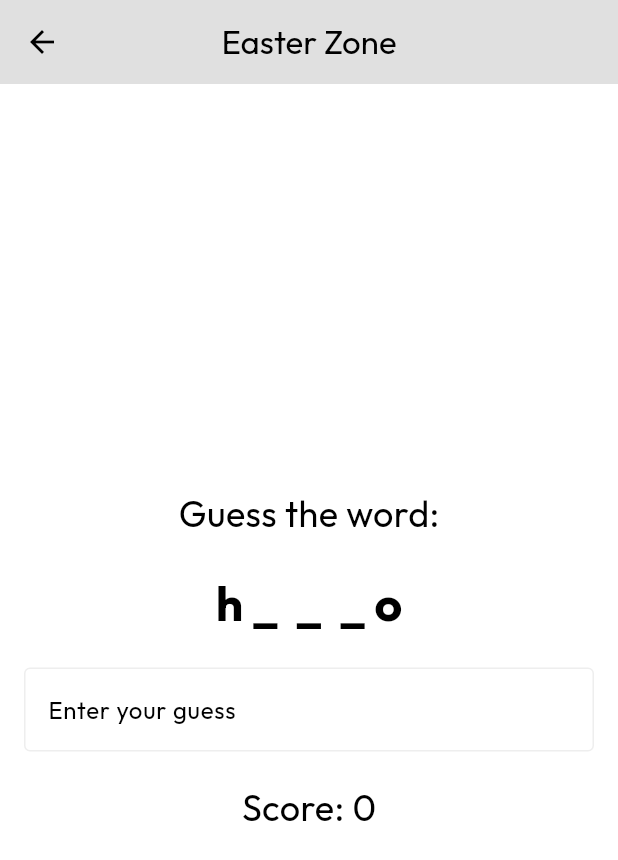
After one commit to shujan-khawani/ncbae_final_year_project, a Flutter app: the GuessTheWordGame screen opened directly, on a phone screen of 412 x 824 dp. The commit adds this screen. Shown: the top 860 px of the screen. Run offline on Flutter 3.47's test engine with Material 3 defaults, Android fonts, the phone set to English and light mode, and no system bars; our stand-ins replace cloud_firestore, firebase_auth, firebase_core, firebase_database, firebase_storage, fluttertoast and 4 more; accounts and stored records are empty.

Commit message:
Easter Egg Added

```diff
--- /dev/null
+++ b/lib/Easter Egg/easter_egg_game.dart
@@ -0,0 +1,111 @@
+// ignore_for_file: library_private_types_in_public_api
+
+import 'package:flutter/material.dart';
+
+class GuessTheWordGame extends StatefulWidget {
+  const GuessTheWordGame({super.key});
+
+  @override
+  _GuessTheWordGameState createState() => _GuessTheWordGameState();
+}
+
+class _GuessTheWordGameState extends State<GuessTheWordGame> {
+  final List<String> _words = [
+    'hello',
+    'coffee',
+    'dinosaur',
+    'watermelon',
+    'nostalgia'
+  ];
+  int _currentIndex = 0;
+  int _score = 0;
+  final TextEditingController _controller = TextEditingController();
+
+  String _getObscuredWord() {
+    final word = _words[_currentIndex];
+    if (word.length <= 2) return word; // Return word as is if too short
+    return '${word[0]}${' _ ' * (word.length - 2)}${word[word.length - 1]}';
+  }
+
+  void _checkGuess() {
+    if (_controller.text.toLowerCase() == _words[_currentIndex]) {
+      setState(() {
+        _score++;
+        _currentIndex++;
+        _controller.clear();
+        if (_currentIndex >= _words.length) {
+          _showEndDialog();
+          // Reset game state after showing dialog
+          _currentIndex = 0;
+          _score = 0;
+        }
+      });
+    }
+  }
+
+  void _showEndDialog() {
+    showDialog(
+      context: context,
+      builder: (BuildContext context) {
+        return AlertDialog(
+          title: const Text('Happy Easter! You Won!\nNow Buy Me a Coffee!'),
+          content: const Text('Your score: 5/5'),
+          actions: <Widget>[
+            TextButton(
+              child: const Text('OK'),
+              onPressed: () {
+                Navigator.of(context).pop();
+                setState(() {
+                  _currentIndex = 0;
+                  _score = 0;
+                });
+              },
+            ),
+          ],
+        );
+      },
+    );
+  }
+
+  @override
+  Widget build(BuildContext context) {
+    return Scaffold(
+      appBar: AppBar(
+        backgroundColor: Theme.of(context).colorScheme.primary,
+        title: const Text('Easter Zone'),
+        centerTitle: true,
+      ),
+      body: Padding(
+        padding: const EdgeInsets.all(16.0),
+        child: Column(
+          mainAxisAlignment: MainAxisAlignment.center,
+          children: <Widget>[
+            const Text(
+              'Guess the word:',
+              style: TextStyle(fontSize: 24),
+            ),
+            const SizedBox(height: 20),
+            Text(
+              _currentIndex < _words.length ? _getObscuredWord() : 'Game Over',
+              style: const TextStyle(fontSize: 32, fontWeight: FontWeight.bold),
+            ),
+            const SizedBox(height: 20),
+            TextField(
+              controller: _controller,
+              decoration: const InputDecoration(
+                border: OutlineInputBorder(),
+                labelText: 'Enter your guess',
+              ),
+              onSubmitted: (value) => _checkGuess(),
+            ),
+            const SizedBox(height: 20),
+            Text(
+              'Score: $_score',
+              style: const TextStyle(fontSize: 24),
+            ),
+          ],
+        ),
+      ),
+    );
+  }
+}
```
Also changed, not shown: lib/Interface/about.dart (+8 -1 lines).
